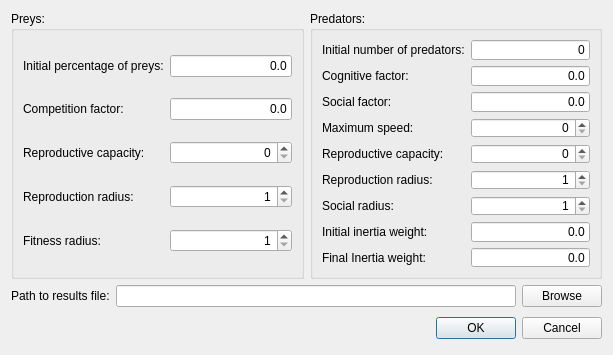
Before: the Qt Designer form src/Controller/localsettingsdialog.ui in mariomartinezm/QtCaPso, drawn with Qt 5.
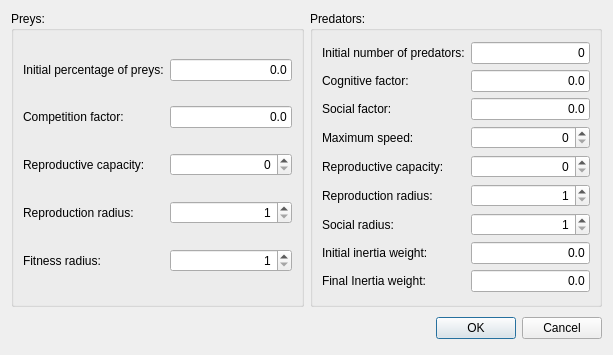
After: the same form once the commit is applied.

```diff
--- a/src/Controller/localsettingsdialog.ui
+++ b/src/Controller/localsettingsdialog.ui
@@ -307,27 +307,6 @@
        </item>
       </layout>
      </item>
-     <item>
-      <layout class="QHBoxLayout" name="horizontalLayout">
-       <item>
-        <widget class="QLabel" name="labelResults">
-         <property name="text">
-          <string>Path to results file:</string>
-         </property>
-        </widget>
-       </item>
-       <item>
-        <widget class="QLineEdit" name="lineEditPath"/>
-       </item>
-       <item>
-        <widget class="QPushButton" name="pushButtonBrowse">
-         <property name="text">
-          <string>Browse</string>
-         </property>
-        </widget>
-       </item>
-      </layout>
-     </item>
      <item>
       <layout class="QHBoxLayout">
        <property name="spacing">
```
Left out of the diff: 2 changed lines with no effect on the pictures.
